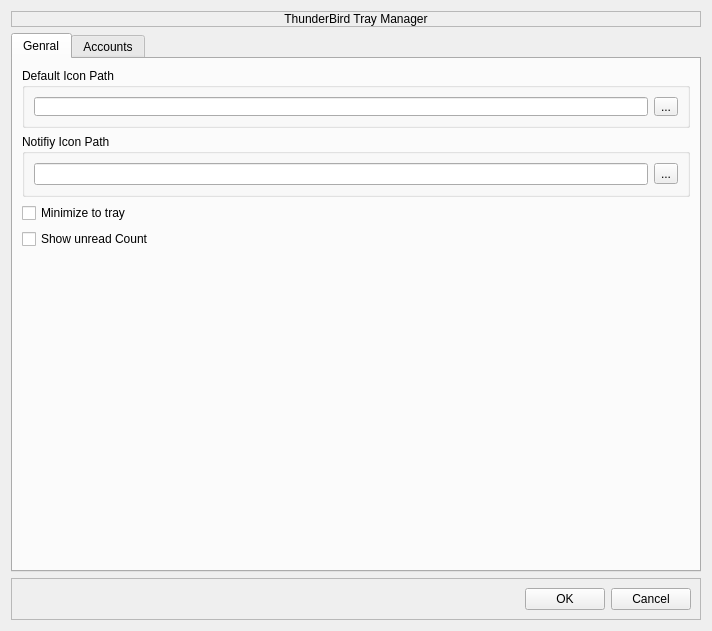
This is tbtrayui.ui in JackDinn/tbtray as Qt 5 draws it before an edit. The edited form follows.
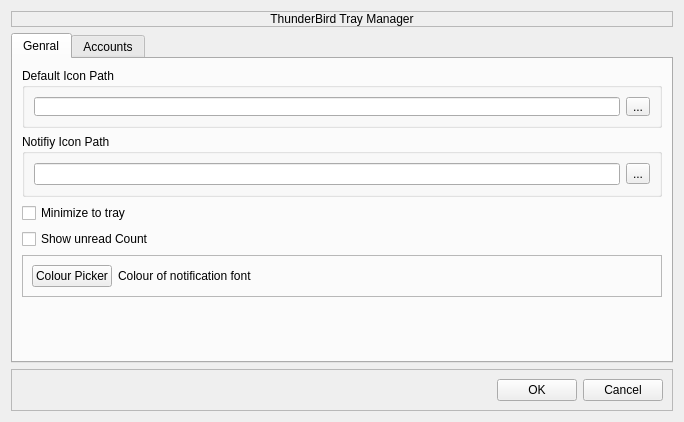
This is the edited form. Icons and pictures are not drawn.

Commit message: colour picker

```diff
--- a/tbtrayui.ui
+++ b/tbtrayui.ui
@@ -6,8 +6,8 @@
    <rect>
     <x>0</x>
     <y>0</y>
-    <width>712</width>
-    <height>631</height>
+    <width>684</width>
+    <height>422</height>
    </rect>
   </property>
   <property name="windowTitle">
@@ -120,6 +120,45 @@
          </property>
         </widget>
        </item>
+       <item>
+        <widget class="QFrame" name="frame_3">
+         <property name="frameShape">
+          <enum>QFrame::StyledPanel</enum>
+         </property>
+         <property name="frameShadow">
+          <enum>QFrame::Raised</enum>
+         </property>
+         <layout class="QHBoxLayout" name="horizontalLayout_6">
+          <item>
+           <widget class="QPushButton" name="pushButton_colourpicker">
+            <property name="text">
+             <string>Colour Picker</string>
+            </property>
+           </widget>
+          </item>
+          <item>
+           <widget class="QLabel" name="label_colour">
+            <property name="text">
+             <string>Colour of notification font</string>
+            </property>
+           </widget>
+          </item>
+          <item>
+           <spacer name="horizontalSpacer_3">
+            <property name="orientation">
+             <enum>Qt::Horizontal</enum>
+            </property>
+            <property name="sizeHint" stdset="0">
+             <size>
+              <width>40</width>
+              <height>20</height>
+             </size>
+            </property>
+           </spacer>
+          </item>
+         </layout>
+        </widget>
+       </item>
        <item>
         <spacer name="verticalSpacer_2">
          <property name="orientation">
```
The commit also changes 3 other files.
